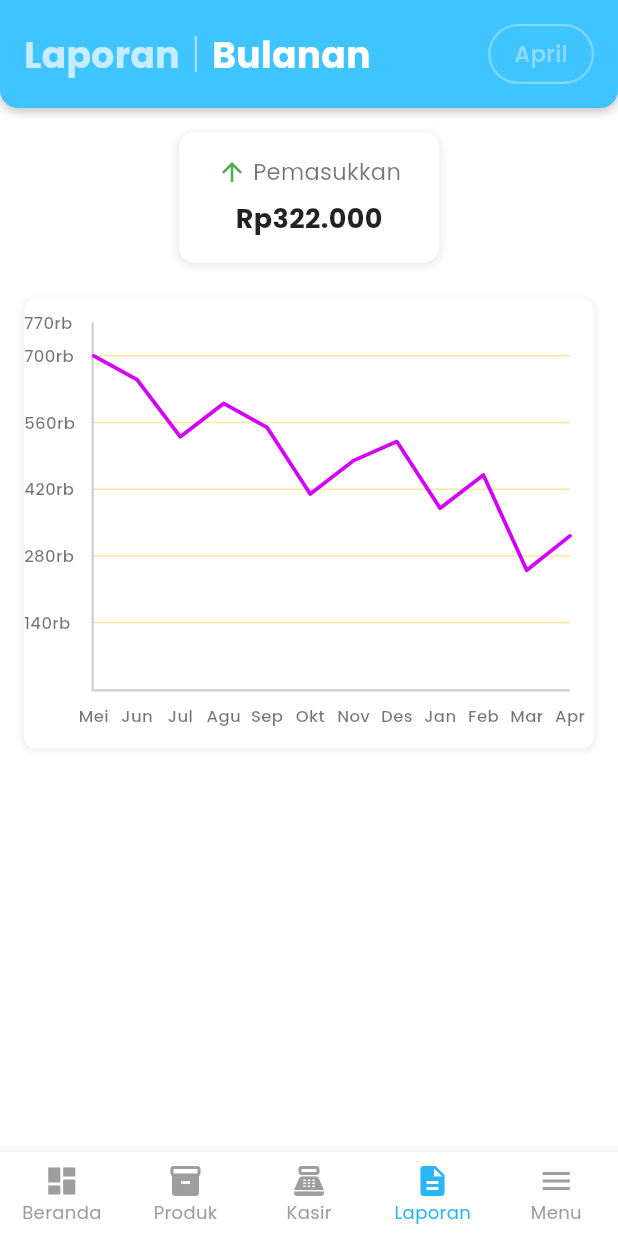
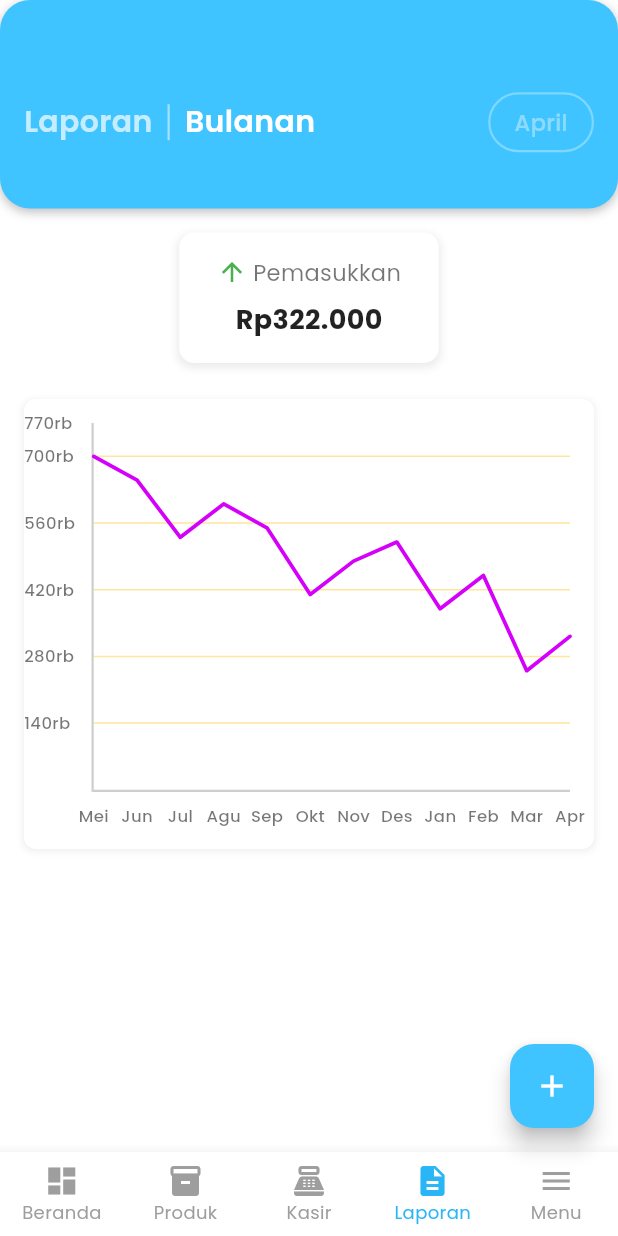
Before and after one commit to FairX/warungin, a Flutter app: the MainScreen screen opened directly, item 4 of the bottom bar chosen, scrolled down 576 dp, after a tap on "Bulanan", on a phone screen of 412 x 824 dp. Run offline on Flutter 3.47's test engine with Material 3 defaults, Android fonts, the phone set to English and light mode, and no system bars; drawn by our look-alikes of fl_chart; our stand-ins replace cloud_firestore, firebase_auth, firebase_core, google_fonts; accounts and stored records are empty.

Commit message:
perbaikan page laporan
tombol add dan menagatur size header biru

```diff
--- a/lib/features/laporan/screens/laporan_page.dart
+++ b/lib/features/laporan/screens/laporan_page.dart
@@ -1,65 +1,58 @@
-// lib/screens/laporan_page.dart
+// lib/features/laporan/screens/laporan_page.dart
 
-import 'package:fl_chart/fl_chart.dart'; // Import fl_chart
+import 'package:fl_chart/fl_chart.dart';
 import 'package:flutter/material.dart';
 import 'package:intl/intl.dart';
 
+// Adjust import paths if your structure is different
 import '../models/transaction.dart';
-import 'add_transaction_page.dart';
-import '../screens/grafik_omset_page.dart'; // Import the new chart page
 import '../widgets/summary_card.dart';
 import '../widgets/transaction_card.dart';
+import 'add_transaction_page.dart'; // Keep if needed for type reference, otherwise remove
+import 'grafik_omset_page.dart';
+
 
 class LaporanPage extends StatefulWidget {
   const LaporanPage({super.key});
 
   @override
-  _LaporanPageState createState() => _LaporanPageState();
+  LaporanPageState createState() => LaporanPageState();
 }
 
-class _LaporanPageState extends State<LaporanPage> {
-  // int _selectedIndex = 3;
+class LaporanPageState extends State<LaporanPage> {
   bool _isChartViewActive = false; // State to track active view
 
   final Map<DateTime, List<Transaction>> _groupedTransactions = {};
   final Map<String, bool> _isExpanded = {};
 
-  // Store calculated chart data to avoid recalculating every build
   List<FlSpot> _chartSpots = [];
   double _chartMaxY = 0;
   final List<String> _chartMonthLabels = [];
-  double _selectedMonthIncome = 0; // Income for the month shown in summary
+  double _selectedMonthIncome = 0;
 
   @override
   void initState() {
     super.initState();
-    _loadInitialDataAndPrepareChart(); // Load data and prepare chart initially
+    _loadInitialDataAndPrepareChart();
   }
 
   void _loadInitialDataAndPrepareChart() {
-    _loadInitialData(); // Load transactions
-    _prepareChartData(); // Calculate chart data based on loaded transactions
-    // Ensure UI updates after calculations
+    _loadInitialData();
+    _prepareChartData();
     if (mounted) {
       setState(() {});
     }
   }
 
+  // Loads sample data - replace with actual data fetching
   void _loadInitialData() {
-    // (Keep your existing _loadInitialData logic to populate _groupedTransactions)
      final now = DateTime.now();
      final today = DateTime(now.year, now.month, now.day);
      final yesterday = today.subtract(const Duration(days: 1));
-     // Sample data (replace with actual data fetching/storage)
      final List<Transaction> sampleTransactions = [
-       Transaction(
-         id: 'income1-${now.millisecondsSinceEpoch}',
-         type: TransactionType.income, amount: 22000, date: today, description: 'Penjualan Harian',
-         items: [ TransactionItem(name: "Indomie Goreng", quantity: 3, price: 4000), TransactionItem(name: "Aqua 600", quantity: 2, price: 5000),],
-       ),
+       Transaction(id: 'income1-${now.millisecondsSinceEpoch}', type: TransactionType.income, amount: 22000, date: today, description: 'Penjualan Harian', items: [ TransactionItem(name: "Indomie Goreng", quantity: 3, price: 4000), TransactionItem(name: "Aqua 600", quantity: 2, price: 5000),]),
        Transaction(id: 'expense1-${now.millisecondsSinceEpoch+1}', type: TransactionType.expense, amount: 57000, date: yesterday, description: 'Beli stok Indomie'),
        Transaction(id: 'income2-${now.millisecondsSinceEpoch+2}', type: TransactionType.income, amount: 300000, date: yesterday, description: 'Pembayaran Proyek A'),
-       // Add more sample data for previous months to see the chart work
        Transaction(id: 'income-prev1', type: TransactionType.income, amount: 250000, date: DateTime(now.year, now.month - 1, 15)),
        Transaction(id: 'income-prev2', type: TransactionType.income, amount: 450000, date: DateTime(now.year, now.month - 2, 10)),
        Transaction(id: 'income-prev3', type: TransactionType.income, amount: 380000, date: DateTime(now.year, now.month - 3, 20)),
@@ -71,41 +64,34 @@ class _LaporanPageState extends State<LaporanPage> {
         Transaction(id: 'income-prev9', type: TransactionType.income, amount: 530000, date: DateTime(now.year, now.month - 9, 3)),
         Transaction(id: 'income-prev10', type: TransactionType.income, amount: 650000, date: DateTime(now.year, now.month - 10, 22)),
         Transaction(id: 'income-prev11', type: TransactionType.income, amount: 700000, date: DateTime(now.year, now.month - 11, 11)),
-
      ];
      _groupTransactionsByDate(sampleTransactions);
      for (var transaction in sampleTransactions) { _isExpanded[transaction.id] = false; }
   }
 
   void _groupTransactionsByDate(List<Transaction> transactions) {
-    // (Keep your existing _groupTransactionsByDate logic)
     _groupedTransactions.clear();
     transactions.sort((a, b) => b.date.compareTo(a.date));
     for (var transaction in transactions) {
       final dateKey = DateTime(transaction.date.year, transaction.date.month, transaction.date.day);
-      if (!_groupedTransactions.containsKey(dateKey)) { _groupedTransactions[dateKey] = []; }
-      _groupedTransactions[dateKey]!.add(transaction);
+      _groupedTransactions.putIfAbsent(dateKey, () => []).add(transaction);
     }
   }
 
-  // --- New Function to Calculate Chart Data ---
   void _prepareChartData() {
     final allIncomeTransactions = _groupedTransactions.values
         .expand((list) => list)
         .where((t) => t.type == TransactionType.income)
         .toList();
 
-    final Map<int, double> monthlyTotals = {};
     final now = DateTime.now();
     double maxIncome = 0;
     _chartMonthLabels.clear();
     final List<FlSpot> spots = [];
-    final monthFormat = DateFormat('MMM', 'id_ID'); // Indonesian month abbreviations
+    final monthFormat = DateFormat('MMM', 'id_ID');
 
-    // Calculate income for the last 12 months (index 0 = 11 months ago, index 11 = current month)
     for (int i = 0; i < 12; i++) {
-      // Calculate the target month and year
-      DateTime targetDate = DateTime(now.year, now.month - (11 - i), 1); // Start from 11 months ago
+      DateTime targetDate = DateTime(now.year, now.month - (11 - i), 1);
       int targetMonth = targetDate.month;
       int targetYear = targetDate.year;
 
@@ -113,35 +99,36 @@ class _LaporanPageState extends State<LaporanPage> {
           .where((t) => t.date.month == targetMonth && t.date.year == targetYear)
           .fold(0.0, (sum, item) => sum + item.amount);
 
-      monthlyTotals[i] = total;
-      spots.add(FlSpot(i.toDouble(), total)); // X=index (0-11), Y=total income
-      _chartMonthLabels.add(monthFormat.format(targetDate)); // Add month label
+      spots.add(FlSpot(i.toDouble(), total));
+      _chartMonthLabels.add(monthFormat.format(targetDate));
 
       if (total > maxIncome) {
         maxIncome = total;
       }
-
-       // Store income for the currently selected month (index 11) for the summary card
        if (i == 11) {
           _selectedMonthIncome = total;
        }
     }
+    _chartSpots = spots;
+    _chartMaxY = maxIncome == 0 ? 50000 : maxIncome;
+  }
 
-    _chartSpots = spots;
-    // Set maxY slightly higher than the max income found, handle case where maxIncome is 0
-    _chartMaxY = maxIncome == 0 ? 50000 : maxIncome; // Default max Y if no income
-  }
-  // --- End Chart Data Calculation ---
-
-
-  void _addTransaction(Transaction newTransaction) {
+  // Updates UI state locally
+  void _internalAddTransaction(Transaction newTransaction) {
     setState(() {
       final List<Transaction> allTransactions = _groupedTransactions.values.expand((list) => list).toList();
       allTransactions.add(newTransaction);
       _groupTransactionsByDate(allTransactions);
       _isExpanded[newTransaction.id] = false;
-      _prepareChartData(); // Recalculate chart data after adding transaction
+      _prepareChartData();
     });
+  }
+
+  // PUBLIC Method called via GlobalKey from MainScreen
+  void handleAddTransactionResult(Transaction newTransaction) {
+     _internalAddTransaction(newTransaction);
+     // TODO: Add call to service layer here to SAVE the transaction persistently
+     print("Transaction received in LaporanPage: ${newTransaction.type} - ${newTransaction.amount}");
    }
 
   void _toggleExpansion(String transactionId) {
@@ -150,7 +137,6 @@ class _LaporanPageState extends State<LaporanPage> {
     });
   }
 
-  // --- Function to switch views ---
   void _setView(bool isChart) {
     if (_isChartViewActive != isChart) {
       setState(() {
@@ -159,14 +145,8 @@ class _LaporanPageState extends State<LaporanPage> {
     }
   }
 
-  // --- Helpers for summaries (not strictly needed if chart page uses its own) ---
    double get _totalIncomeThisMonth {
-     // This could be simplified now using _selectedMonthIncome if the "Maret" button
-     // is only ever for the *current* month when _isChartViewActive is false.
-     // If "Maret" can select other months later, keep the original logic.
      if (_isChartViewActive) return _selectedMonthIncome;
-
-     // Original calculation for list view (current month)
       final now = DateTime.now();
       final currentMonth = now.month;
       final currentYear = now.year;
@@ -177,7 +157,6 @@ class _LaporanPageState extends State<LaporanPage> {
    }
 
    double get _totalExpenseThisMonth {
-     // Expense summary might only be relevant for the list view
       final now = DateTime.now();
       final currentMonth = now.month;
       final currentYear = now.year;
@@ -186,45 +165,14 @@ class _LaporanPageState extends State<LaporanPage> {
          .where((t) => t.type == TransactionType.expense && t.date.month == currentMonth && t.date.year == currentYear)
          .fold(0.0, (sum, item) => sum + item.amount);
    }
-  // ---
-
-  // void _onItemTapped(int index) {
-  //   setState(() {
-  //     _selectedIndex = index;
-  //   });
-  // }
 
   @override
   Widget build(BuildContext context) {
-    // return Scaffold(
-    //   body: SafeArea(
-    //     child: Column(
-    //       children: [
-    //         _buildHeader(context), // Header is always visible
-    //         Expanded(
-    //           // Conditionally display chart or list view
-    //           child: _isChartViewActive
-    //               ? GrafikOmsetPage(
-    //                   totalIncomeForMonth: _selectedMonthIncome, // Pass current month's income
-    //                   monthlyIncomeSpots: _chartSpots,
-    //                   maxYValue: _chartMaxY,
-    //                   monthLabels: _chartMonthLabels,
-    //                 )
-    //               : _buildListViewContent(context), // Existing list view
-    //         ),
-    //       ],
-    //     ),
-    //   ),
-    //   bottomNavigationBar: _buildBottomNavigationBar(context),
-    //   floatingActionButton: _buildFloatingActionButton(context),
-    //   floatingActionButtonLocation: FloatingActionButtonLocation.endFloat,
-    // );
-    return SafeArea( // Keep SafeArea if you want padding from OS elements
+    return SafeArea(
       child: Column(
         children: [
-          _buildHeader(context), // Your existing header for this page
+          _buildHeader(context),
           Expanded(
-            // Conditionally display chart or list view
             child: _isChartViewActive
                 ? GrafikOmsetPage(
                     totalIncomeForMonth: _selectedMonthIncome,
@@ -232,37 +180,34 @@ class _LaporanPageState extends State<LaporanPage> {
                     maxYValue: _chartMaxY,
                     monthLabels: _chartMonthLabels,
                   )
-                : _buildListViewContent(context), // Existing list view content
+                : _buildListViewContent(context),
           ),
         ],
       ),
     );
   }
 
-  // Renamed original content builder for clarity
   Widget _buildListViewContent(BuildContext context) {
      return RefreshIndicator(
        onRefresh: () async {
          await Future.delayed(const Duration(seconds: 1));
-         _loadInitialDataAndPrepareChart(); // Reload all data
+         _loadInitialDataAndPrepareChart();
        },
        child: SingleChildScrollView(
          physics: const AlwaysScrollableScrollPhysics(),
          padding: const EdgeInsets.all(16),
          child: Column(
            children: [
-              // Only show expense summary in list view
              _buildListSummaryCards(context),
              const SizedBox(height: 20),
              _buildTransactionList(context),
-             const SizedBox(height: 70),
+             const SizedBox(height: 70), // Space for FAB
            ],
          ),
        ),
      );
    }
 
-   // Extracted Summary cards specifically for the List View
    Widget _buildListSummaryCards(BuildContext context) {
      final currencyFormat = NumberFormat.currency(locale: 'id_ID', symbol: 'Rp', decimalDigits: 0);
      return Row(
@@ -280,74 +225,88 @@ class _LaporanPageState extends State<LaporanPage> {
      );
    }
 
-
-  // --- Updated Header with Opacity Logic ---
   Widget _buildHeader(BuildContext context) {
-    // Define opacities based on the active view
     final double laporanOpacity = _isChartViewActive ? 0.7 : 1.0;
     final double bulananOpacity = _isChartViewActive ? 1.0 : 0.4;
-    final double maretOpacity = _isChartViewActive ? 0.4 : 1.0;
+    final double monthSelectorOpacity = _isChartViewActive ? 0.4 : 1.0;
+
+    const double headerHeight = 139.0;
+    final BorderRadius headerBorderRadius = BorderRadius.circular(20);
+    const double contentTopPadding = 40.0; // Keep top padding
 
     return Container(
+      height: headerHeight,
       width: double.infinity,
-      padding: const EdgeInsets.symmetric(vertical: 16, horizontal: 16),
-      decoration: const BoxDecoration(
+      decoration: BoxDecoration(
         color: Colors.lightBlueAccent,
-        borderRadius: BorderRadius.only(
-          bottomLeft: Radius.circular(12), // Slightly more rounded
-          bottomRight: Radius.circular(12),
+        borderRadius: headerBorderRadius,
+        boxShadow: const [
+          BoxShadow(
+            color: Colors.black26,
+            blurRadius: 5,
+            offset: Offset(0, 2),
+          )
+        ],
       ),
-         boxShadow: [ BoxShadow( color: Colors.black26, blurRadius: 5, offset: Offset(0, 2), ) ]
+      child: Padding(
+        // Adjust padding if necessary, top padding remains important
+        padding: const EdgeInsets.only(
+          top: contentTopPadding,
+          left: 16,
+          right: 16,
+          bottom: 16,
         ),
-      child: Row(
+        child: Row( // This is the main Row containing the two groups
           mainAxisAlignment: MainAxisAlignment.spaceBetween,
+          // --- CHANGE THIS LINE FOR VERTICAL CENTERING ---
+          crossAxisAlignment: CrossAxisAlignment.center, // Changed from .start
           children: [
             // Group "Laporan" and "Bulanan" text buttons
             Row(
+              // This inner row's alignment centers Laporan | Bulanan relative to each other
+              crossAxisAlignment: CrossAxisAlignment.center,
               children: [
                 InkWell(
-                onTap: () => _setView(false), // Switch to List view
+                  onTap: () => _setView(false),
                   child: Opacity(
                     opacity: laporanOpacity,
                     child: const Text(
                       "Laporan",
                       style: TextStyle(
-                      fontSize: 24,
+                        fontSize: 20,
                         color: Colors.white,
-                      fontWeight: FontWeight.bold,
+                        fontWeight: FontWeight.w600,
                       ),
                     ),
                   ),
                 ),
-              Container( // Divider line
+                Container(
                   height: 24,
                   width: 1.5,
                   color: Colors.white.withOpacity(0.5),
                   margin: const EdgeInsets.symmetric(horizontal: 10),
                 ),
                 InkWell(
-                onTap: () => _setView(true), // Switch to Chart view
+                  onTap: () => _setView(true),
                   child: Opacity(
                     opacity: bulananOpacity,
                     child: const Text(
                       "Bulanan",
                       style: TextStyle(
-                      fontSize: 24,
+                        fontSize: 20,
                         color: Colors.white,
-                      fontWeight: FontWeight.bold,
+                        fontWeight: FontWeight.w600,
                       ),
                     ),
                   ),
                 ),
               ],
             ),
-          // Month Selector Button (Maret)
+            // Month Selector Button (April)
             Opacity(
-            opacity: maretOpacity,
+              opacity: monthSelectorOpacity,
               child: InkWell(
                  onTap: () {
-                 // TODO: Implement month selection logic later
-                 // For now, maybe just switch back to list view if tapped?
                    if(_isChartViewActive) _setView(false);
                    print("Month selector tapped");
                  },
@@ -359,25 +318,22 @@ class _LaporanPageState extends State<LaporanPage> {
                     borderRadius: BorderRadius.circular(30),
                   ),
                   child: Text(
-                  DateFormat('MMMM', 'id_ID').format(DateTime.now()), // Current month
-                  style: const TextStyle(
-                    color: Colors.white,
-                    fontSize: 15,
-                    fontWeight: FontWeight.w500,
-                  ),
+                    DateFormat('MMMM', 'id_ID').format(DateTime.now()),
+                    style: const TextStyle(color: Colors.white, fontSize: 15, fontWeight: FontWeight.w500,),
                   ),
                 ),
               ),
             ),
           ],
         ),
+      ),
     );
   }
-  // --- End Updated Header ---
 
   Widget _buildTransactionList(BuildContext context) {
-     // (Keep existing _buildTransactionList logic - it's only shown in list view)
-     if (_groupedTransactions.isEmpty) { return const Center(child: Padding(padding: EdgeInsets.symmetric(vertical: 40.0), child: Text("Belum ada transaksi bulan ini.\nTekan '+' untuk menambah.", textAlign: TextAlign.center, style: TextStyle(color: Colors.grey, fontSize: 16)))); }
+     if (_groupedTransactions.isEmpty) {
+        return const Center(child: Padding(padding: EdgeInsets.symmetric(vertical: 40.0), child: Text("Belum ada transaksi bulan ini.\nTekan '+' untuk menambah.", textAlign: TextAlign.center, style: TextStyle(color: Colors.grey, fontSize: 16))));
+     }
      List<Widget> listItems = [];
      final sortedDates = _groupedTransactions.keys.toList()..sort((a, b) => b.compareTo(a));
      for (var date in sortedDates) {
@@ -388,29 +344,4 @@ class _LaporanPageState extends State<LaporanPage> {
      return Column( crossAxisAlignment: CrossAxisAlignment.start, children: listItems, );
   }
 
-  // Widget _buildBottomNavigationBar(BuildContext context) {
-  //   // (Keep existing _buildBottomNavigationBar logic)
-  //    return BottomNavigationBar( type: BottomNavigationBarType.fixed, currentIndex: _selectedIndex, onTap: _onItemTapped, items: const [ BottomNavigationBarItem( icon: Icon(Icons.grid_view_outlined), activeIcon: Icon(Icons.grid_view_rounded), label: "Beranda", ), BottomNavigationBarItem( icon: Icon(Icons.layers_outlined), activeIcon: Icon(Icons.layers), label: "Produk", ), BottomNavigationBarItem( icon: Icon(Icons.receipt_long_outlined), activeIcon: Icon(Icons.receipt_long), label: "Kasir", ), BottomNavigationBarItem( icon: Icon(Icons.insert_chart_outlined_rounded), activeIcon: Icon(Icons.insert_chart_rounded), label: "Laporan", ), BottomNavigationBarItem( icon: Icon(Icons.menu_outlined), activeIcon: Icon(Icons.menu), label: "Menu", ), ], );
-  // }
-
-
-  // Widget _buildFloatingActionButton(BuildContext context) {
-  //    return FloatingActionButton(
-  //      backgroundColor: Colors.lightBlueAccent, // Keep FAB color consistent
-  //      foregroundColor: Colors.white,
-  //      tooltip: 'Tambah Transaksi',
-  //      child: const Icon(Icons.add),
-  //      onPressed: () async {
-  //        final newTransaction = await Navigator.push<Transaction?>(
-  //          context,
-  //          // --- Navigate to the RENAMED page ---
-  //          MaterialPageRoute(builder: (context) => const AddTransactionPage()),
-  //        );
-
-  //        if (newTransaction != null && mounted) {
-  //          _addTransaction(newTransaction);
-  //        }
-  //      },
-  //    );
-  // }
-} // End _LaporanPageState
+} // End LaporanPageState
--- a/lib/main_screen.dart
+++ b/lib/main_screen.dart
@@ -5,7 +5,10 @@ import 'package:flutter/material.dart';
 import 'package:google_fonts/google_fonts.dart';
 import 'dashboard.dart';
 import 'package:dashboard_trial/product/product.dart';
+// --- Ensure correct imports ---
 import 'features/laporan/screens/laporan_page.dart';
+import 'features/laporan/screens/add_transaction_page.dart';
+import 'features/laporan/models/transaction.dart'; // Keep this if Transaction type is needed here
 
 class MainScreen extends StatefulWidget {
   const MainScreen({super.key});
@@ -18,6 +21,9 @@ class _MainScreenState extends State<MainScreen> {
   int _selectedIndex = 0;
   late PageController _pageController;
 
+  // --- Key definition (Keep it typed with the public Widget class) ---
+  final GlobalKey<LaporanPageState> _laporanPageKey = GlobalKey<LaporanPageState>();
+
   @override
   void initState() {
     super.initState();
@@ -29,7 +35,7 @@ class _MainScreenState extends State<MainScreen> {
       _selectedIndex = index;
       _pageController.animateToPage(
         index,
-        duration: const Duration(milliseconds: 300), // Add const
+        duration: const Duration(milliseconds: 300),
         curve: Curves.ease,
       );
     });
@@ -41,18 +47,40 @@ class _MainScreenState extends State<MainScreen> {
     super.dispose();
   }
 
+  Widget? _buildLaporanFab(BuildContext context) {
+    return FloatingActionButton(
+      backgroundColor: Colors.lightBlueAccent,
+      foregroundColor: Colors.white,
+      tooltip: 'Tambah Transaksi',
+      child: const Icon(Icons.add),
+      onPressed: () async {
+        final newTransaction = await Navigator.push<Transaction?>(
+          context,
+          MaterialPageRoute(builder: (context) => const AddTransactionPage()),
+        );
+
+        if (newTransaction != null) {
+          // This call should now work because the key is assigned below
+          // It accesses LaporanPageState's public method
+          _laporanPageKey.currentState?.handleAddTransactionResult(newTransaction);
+        }
+      },
+    );
+  }
+
   @override
   Widget build(BuildContext context) {
     return Scaffold(
       body: PageView(
         controller: _pageController,
-        physics: const NeverScrollableScrollPhysics(), // Add const
+        physics: const NeverScrollableScrollPhysics(),
         children: [
           DashboardScreen(),
           ProdukScreen(),
           CashierScreen(),
-          LaporanPage(),
-          const Center(child: Text('Menu')), // Add const if static
+          // --- ASSIGN THE KEY HERE ---
+          LaporanPage(key: _laporanPageKey),
+          const Center(child: Text('Menu')),
         ],
       ),
       bottomNavigationBar: BottomNavigationBar(
@@ -81,6 +109,11 @@ class _MainScreenState extends State<MainScreen> {
           BottomNavigationBarItem(icon: Icon(Icons.menu), label: "Menu"),
         ],
       ),
+       // Conditionally add the FloatingActionButton
+       floatingActionButton: _selectedIndex == 3 // 3 is the index for Laporan
+           ? _buildLaporanFab(context)
+           : null, // Show nothing if not on Laporan tab
+       floatingActionButtonLocation: FloatingActionButtonLocation.endFloat,
     );
   }
 }
```
Lines whose indentation alone changed are shown as unchanged.
